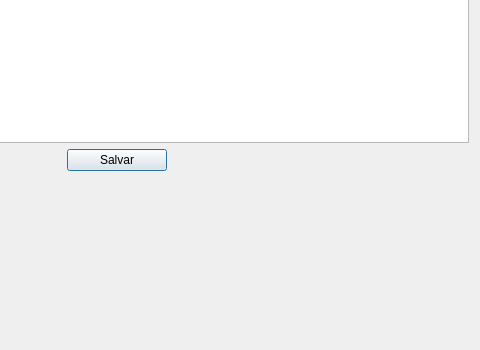
Above: cadlivro.ui from Winicios22/Gbiblioteca before the change; both pictures show x 246 to 726 and y 275 to 625 of the 726 by 625 pixel window. Below: the same form after it.
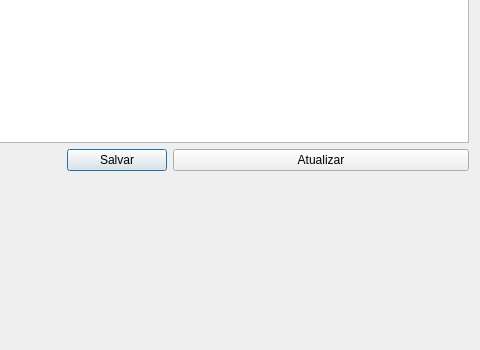
That is the form after the change. Icons and pictures are not drawn.

```diff
--- a/cadlivro.ui
+++ b/cadlivro.ui
@@ -93,6 +93,13 @@
      </property>
     </widget>
    </item>
+   <item row="5" column="3">
+    <widget class="QPushButton" name="pushButton">
+     <property name="text">
+      <string>Atualizar</string>
+     </property>
+    </widget>
+   </item>
   </layout>
  </widget>
  <resources>
```
